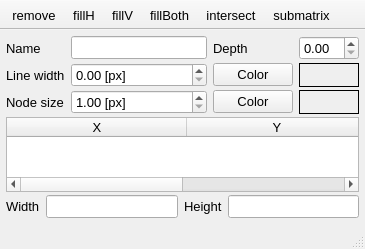
Above: UIs/nObject.ui from NeutrinoToolkit/Neutrino before the change. Below: the same form after it.
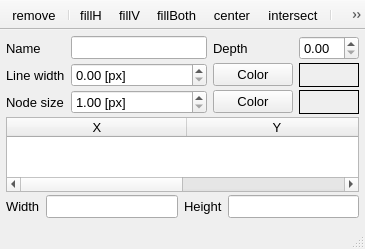
That is the form after the change. Icons and pictures are not drawn.

Commit message: rewritten nRect and nEllipse using nObject

```diff
--- a/UIs/nObject.ui
+++ b/UIs/nObject.ui
@@ -353,10 +353,13 @@
     <bool>false</bool>
    </attribute>
    <addaction name="actionRemove"/>
+   <addaction name="separator"/>
    <addaction name="actionFillH"/>
    <addaction name="actionFillV"/>
    <addaction name="actionFillBoth"/>
+   <addaction name="actionCenter"/>
    <addaction name="actionIntersect"/>
+   <addaction name="separator"/>
    <addaction name="actionSubmatrix"/>
   </widget>
   <action name="actionRemove">
@@ -431,6 +434,18 @@
     <string>fill the whole image</string>
    </property>
   </action>
+  <action name="actionCenter">
+   <property name="icon">
+    <iconset resource="../../../../../../private/var/folders/0v/r34b88ss03z9spv7tk_cs0nr0000gp/T/qtc-cmake-lG16jK/src/qrc/icons.qrc">
+     <normaloff>:/icons/center.png</normaloff>:/icons/center.png</iconset>
+   </property>
+   <property name="text">
+    <string>center</string>
+   </property>
+   <property name="toolTip">
+    <string>Center the object</string>
+   </property>
+  </action>
  </widget>
  <resources>
   <include location="../../../../../../private/var/folders/0v/r34b88ss03z9spv7tk_cs0nr0000gp/T/qtc-cmake-lG16jK/src/qrc/icons.qrc"/>
```
The commit also changes 15 other files.
